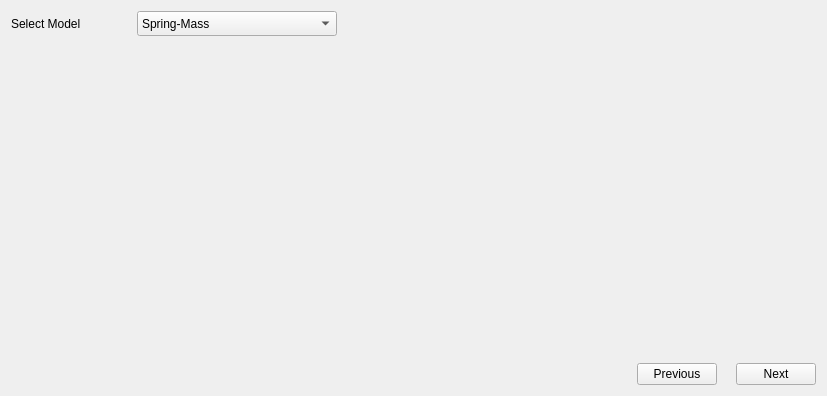
Before: the Qt Designer form ui/ui_files/model_selection.ui in gnegrelli/identPy_GUI, drawn with Qt 5.
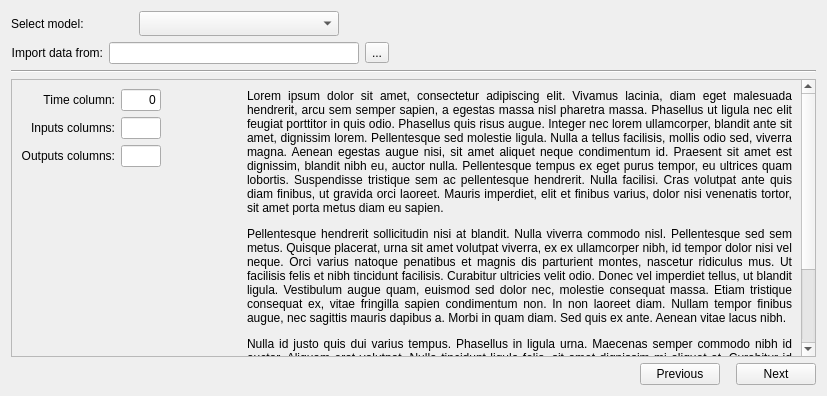
After: the same form once the commit is applied.

Commit message:
Refurbish model selection page
Now the user will import the datafile on this page and set the columns of inputs and outputs

Also, a small text will be displayed with details of the model.

Diff of the .ui file:
```diff
--- a/ui/ui_files/model_selection.ui
+++ b/ui/ui_files/model_selection.ui
@@ -21,17 +21,17 @@
   </property>
   <layout class="QGridLayout" name="gridLayout">
    <item row="0" column="0">
-    <layout class="QHBoxLayout" name="horizontalLayout_3">
+    <layout class="QHBoxLayout" name="horizontalLayout_7">
      <item>
-      <widget class="QLabel" name="label">
+      <widget class="QLabel" name="label_5">
        <property name="minimumSize">
         <size>
-         <width>120</width>
+         <width>122</width>
          <height>25</height>
         </size>
        </property>
        <property name="text">
-        <string>Select Model</string>
+        <string>Select model:</string>
        </property>
       </widget>
      </item>
@@ -43,6 +43,11 @@
          <height>25</height>
         </size>
        </property>
+       <item>
+        <property name="text">
+         <string/>
+        </property>
+       </item>
        <item>
         <property name="text">
          <string>Spring-Mass</string>
@@ -66,7 +71,7 @@
       </widget>
      </item>
      <item>
-      <spacer name="horizontalSpacer_3">
+      <spacer name="horizontalSpacer_5">
        <property name="orientation">
         <enum>Qt::Horizontal</enum>
        </property>
@@ -81,21 +86,83 @@
     </layout>
    </item>
    <item row="1" column="0">
-    <spacer name="verticalSpacer">
-     <property name="orientation">
-      <enum>Qt::Vertical</enum>
-     </property>
-     <property name="sizeHint" stdset="0">
-      <size>
-       <width>20</width>
-       <height>309</height>
-      </size>
-     </property>
-    </spacer>
-   </item>
-   <item row="2" column="0">
     <layout class="QHBoxLayout" name="horizontalLayout">
      <item>
+      <widget class="QLabel" name="label">
+       <property name="minimumSize">
+        <size>
+         <width>0</width>
+         <height>0</height>
+        </size>
+       </property>
+       <property name="layoutDirection">
+        <enum>Qt::LeftToRight</enum>
+       </property>
+       <property name="text">
+        <string>Import data from:</string>
+       </property>
+       <property name="alignment">
+        <set>Qt::AlignRight|Qt::AlignTrailing|Qt::AlignVCenter</set>
+       </property>
+      </widget>
+     </item>
+     <item>
+      <widget class="QLineEdit" name="path">
+       <property name="sizePolicy">
+        <sizepolicy hsizetype="Expanding" vsizetype="Fixed">
+         <horstretch>0</horstretch>
+         <verstretch>0</verstretch>
+        </sizepolicy>
+       </property>
+       <property name="maximumSize">
+        <size>
+         <width>250</width>
+         <height>16777215</height>
+        </size>
+       </property>
+       <property name="readOnly">
+        <bool>true</bool>
+       </property>
+      </widget>
+     </item>
+     <item>
+      <widget class="QToolButton" name="find_path">
+       <property name="text">
+        <string>...</string>
+       </property>
+      </widget>
+     </item>
+     <item>
+      <spacer name="horizontalSpacer_3">
+       <property name="orientation">
+        <enum>Qt::Horizontal</enum>
+       </property>
+       <property name="sizeHint" stdset="0">
+        <size>
+         <width>40</width>
+         <height>20</height>
+        </size>
+       </property>
+      </spacer>
+     </item>
+    </layout>
+   </item>
+   <item row="2" column="0">
+    <widget class="Line" name="line">
+     <property name="sizePolicy">
+      <sizepolicy hsizetype="Expanding" vsizetype="Fixed">
+       <horstretch>0</horstretch>
+       <verstretch>0</verstretch>
+      </sizepolicy>
+     </property>
+     <property name="orientation">
+      <enum>Qt::Horizontal</enum>
+     </property>
+    </widget>
+   </item>
+   <item row="4" column="0">
+    <layout class="QHBoxLayout" name="horizontalLayout_2">
+     <item>
       <spacer name="horizontalSpacer_2">
        <property name="orientation">
         <enum>Qt::Horizontal</enum>
@@ -125,7 +192,7 @@
        </property>
        <property name="sizeHint" stdset="0">
         <size>
-         <width>13</width>
+         <width>10</width>
          <height>20</height>
         </size>
        </property>
@@ -140,6 +207,203 @@
      </item>
     </layout>
    </item>
+   <item row="3" column="0">
+    <widget class="QScrollArea" name="scrollArea">
+     <property name="widgetResizable">
+      <bool>true</bool>
+     </property>
+     <widget class="QWidget" name="scrollAreaWidgetContents">
+      <property name="geometry">
+       <rect>
+        <x>0</x>
+        <y>0</y>
+        <width>793</width>
+        <height>598</height>
+       </rect>
+      </property>
+      <layout class="QGridLayout" name="gridLayout_2">
+       <item row="0" column="0">
+        <layout class="QVBoxLayout" name="verticalLayout">
+         <item>
+          <layout class="QHBoxLayout" name="horizontalLayout_5">
+           <item>
+            <widget class="QLabel" name="label_2">
+             <property name="maximumSize">
+              <size>
+               <width>121</width>
+               <height>16777215</height>
+              </size>
+             </property>
+             <property name="text">
+              <string>Time column:</string>
+             </property>
+             <property name="alignment">
+              <set>Qt::AlignRight|Qt::AlignTrailing|Qt::AlignVCenter</set>
+             </property>
+            </widget>
+           </item>
+           <item>
+            <widget class="QLineEdit" name="time_col">
+             <property name="sizePolicy">
+              <sizepolicy hsizetype="Fixed" vsizetype="Fixed">
+               <horstretch>0</horstretch>
+               <verstretch>0</verstretch>
+              </sizepolicy>
+             </property>
+             <property name="maximumSize">
+              <size>
+               <width>40</width>
+               <height>16777215</height>
+              </size>
+             </property>
+             <property name="text">
+              <string>0</string>
+             </property>
+             <property name="alignment">
+              <set>Qt::AlignRight|Qt::AlignTrailing|Qt::AlignVCenter</set>
+             </property>
+             <property name="readOnly">
+              <bool>true</bool>
+             </property>
+            </widget>
+           </item>
+          </layout>
+         </item>
+         <item>
+          <layout class="QHBoxLayout" name="horizontalLayout_4">
+           <item>
+            <widget class="QLabel" name="label_3">
+             <property name="maximumSize">
+              <size>
+               <width>121</width>
+               <height>16777215</height>
+              </size>
+             </property>
+             <property name="text">
+              <string>Inputs columns:</string>
+             </property>
+             <property name="alignment">
+              <set>Qt::AlignRight|Qt::AlignTrailing|Qt::AlignVCenter</set>
+             </property>
+            </widget>
+           </item>
+           <item>
+            <widget class="QLineEdit" name="input_col">
+             <property name="sizePolicy">
+              <sizepolicy hsizetype="Fixed" vsizetype="Fixed">
+               <horstretch>0</horstretch>
+               <verstretch>0</verstretch>
+              </sizepolicy>
+             </property>
+             <property name="maximumSize">
+              <size>
+               <width>40</width>
+               <height>16777215</height>
+              </size>
+             </property>
+             <property name="alignment">
+              <set>Qt::AlignRight|Qt::AlignTrailing|Qt::AlignVCenter</set>
+             </property>
+            </widget>
+           </item>
+          </layout>
+         </item>
+         <item>
+          <layout class="QHBoxLayout" name="horizontalLayout_3">
+           <item>
+            <widget class="QLabel" name="label_4">
+             <property name="maximumSize">
+              <size>
+               <width>121</width>
+               <height>16777215</height>
+              </size>
+             </property>
+             <property name="text">
+              <string>Outputs columns:</string>
+             </property>
+             <property name="alignment">
+              <set>Qt::AlignRight|Qt::AlignTrailing|Qt::AlignVCenter</set>
+             </property>
+            </widget>
+           </item>
+           <item>
+            <widget class="QLineEdit" name="output_col">
+             <property name="sizePolicy">
+              <sizepolicy hsizetype="Fixed" vsizetype="Fixed">
+               <horstretch>0</horstretch>
+               <verstretch>0</verstretch>
+              </sizepolicy>
+             </property>
+             <property name="maximumSize">
+              <size>
+               <width>40</width>
+               <height>16777215</height>
+              </size>
+             </property>
+             <property name="alignment">
+              <set>Qt::AlignRight|Qt::AlignTrailing|Qt::AlignVCenter</set>
+             </property>
+            </widget>
+           </item>
+          </layout>
+         </item>
+         <item>
+          <spacer name="verticalSpacer">
+           <property name="orientation">
+            <enum>Qt::Vertical</enum>
+           </property>
+           <property name="sizeHint" stdset="0">
+            <size>
+             <width>20</width>
+             <height>40</height>
+            </size>
+           </property>
+          </spacer>
+         </item>
+        </layout>
+       </item>
+       <item row="0" column="1">
+        <spacer name="horizontalSpacer_4">
+         <property name="orientation">
+          <enum>Qt::Horizontal</enum>
+         </property>
+         <property name="sizeType">
+          <enum>QSizePolicy::Fixed</enum>
+         </property>
+         <property name="sizeHint" stdset="0">
+          <size>
+           <width>80</width>
+           <height>20</height>
+          </size>
+         </property>
+        </spacer>
+       </item>
+       <item row="0" column="2">
+        <widget class="QLabel" name="label_6">
+         <property name="sizePolicy">
+          <sizepolicy hsizetype="Expanding" vsizetype="Expanding">
+           <horstretch>0</horstretch>
+           <verstretch>0</verstretch>
+          </sizepolicy>
+         </property>
+         <property name="minimumSize">
+          <size>
+           <width>500</width>
+           <height>0</height>
+          </size>
+         </property>
+         <property name="text">
+          <string>&lt;html&gt;&lt;head/&gt;&lt;body&gt;&lt;p align=&quot;justify&quot;&gt;Lorem ipsum dolor sit amet, consectetur adipiscing elit. Vivamus lacinia, diam eget malesuada hendrerit, arcu sem semper sapien, a egestas massa nisl pharetra massa. Phasellus ut ligula nec elit feugiat porttitor in quis odio. Phasellus quis risus augue. Integer nec lorem ullamcorper, blandit ante sit amet, dignissim lorem. Pellentesque sed molestie ligula. Nulla a tellus facilisis, mollis odio sed, viverra magna. Aenean egestas augue nisi, sit amet aliquet neque condimentum id. Praesent sit amet est dignissim, blandit nibh eu, auctor nulla. Pellentesque tempus ex eget purus tempor, eu ultrices quam lobortis. Suspendisse tristique sem ac pellentesque hendrerit. Nulla facilisi. Cras volutpat ante quis diam finibus, ut gravida orci laoreet. Mauris imperdiet, elit et finibus varius, dolor nisi venenatis tortor, sit amet porta metus diam eu sapien. &lt;/p&gt;&lt;p align=&quot;justify&quot;&gt;Pellentesque hendrerit sollicitudin nisi at blandit. Nulla viverra commodo nisl. Pellentesque sed sem metus. Quisque placerat, urna sit amet volutpat viverra, ex ex ullamcorper nibh, id tempor dolor nisi vel neque. Orci varius natoque penatibus et magnis dis parturient montes, nascetur ridiculus mus. Ut facilisis felis et nibh tincidunt facilisis. Curabitur ultricies velit odio. Donec vel imperdiet tellus, ut blandit ligula. Vestibulum augue quam, euismod sed dolor nec, molestie consequat massa. Etiam tristique consequat ex, vitae fringilla sapien condimentum non. In non laoreet diam. Nullam tempor finibus augue, nec sagittis mauris dapibus a. Morbi in quam diam. Sed quis ex ante. Aenean vitae lacus nibh. &lt;/p&gt;&lt;p align=&quot;justify&quot;&gt;Nulla id justo quis dui varius tempus. Phasellus in ligula urna. Maecenas semper commodo nibh id auctor. Aliquam erat volutpat. Nulla tincidunt ligula felis, sit amet dignissim mi aliquet at. Curabitur id consectetur libero. Sed eu massa non enim bibendum ultricies sed a libero. &lt;/p&gt;&lt;p align=&quot;justify&quot;&gt;Orci varius natoque penatibus et magnis dis parturient montes, nascetur ridiculus mus. Quisque in bibendum mauris. In lacinia at purus et rhoncus. Aenean at tristique diam. Maecenas accumsan elit sit amet mattis egestas. Fusce a risus leo. Nam non elit sit amet justo ultricies eleifend at nec nisi. Vivamus vehicula mi eget tempor posuere. Vestibulum mollis fermentum eros. Praesent arcu enim, sollicitudin sit amet lobortis et, mollis vitae nisi. &lt;/p&gt;&lt;/body&gt;&lt;/html&gt;</string>
+         </property>
+         <property name="wordWrap">
+          <bool>true</bool>
+         </property>
+        </widget>
+       </item>
+      </layout>
+     </widget>
+    </widget>
+   </item>
   </layout>
  </widget>
  <resources/>
```
The commit also changes 1 other file.
